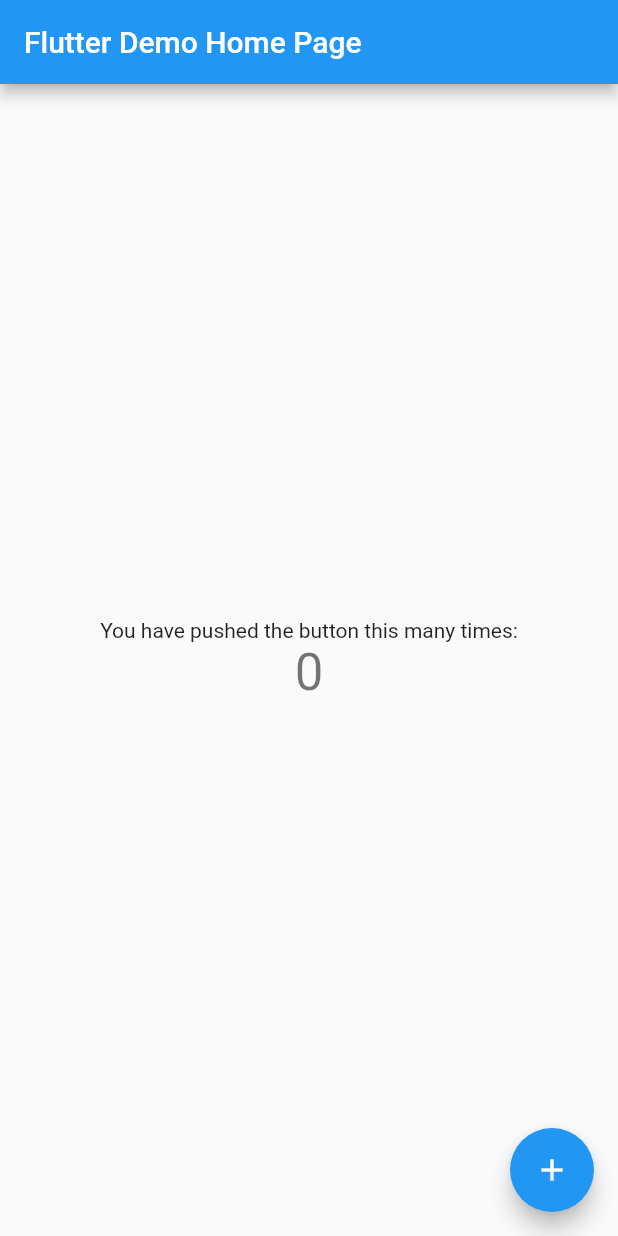
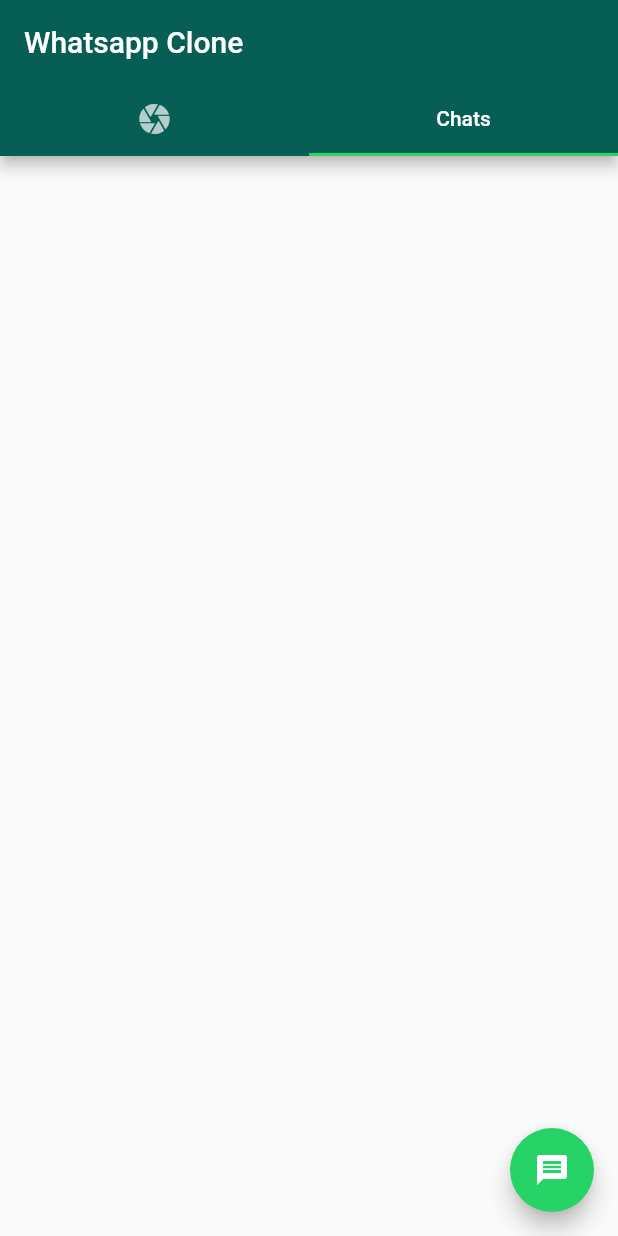
Before and after one commit to MrBuluc/Whatsapp-Clone, a Flutter app: the screen it shows after launch, on a phone screen of 412 x 824 dp. Run offline on Flutter 3.47's test engine with Material 2 defaults, Android fonts, the phone set to English and light mode, and no system bars.

Commit message:
completed Home Page tabs

```diff
--- a/lib/main.dart
+++ b/lib/main.dart
@@ -1,4 +1,5 @@
 import 'package:flutter/material.dart';
+import 'package:whatsapp_clone/ui/home_page/home_page.dart';
 
 void main() {
   runApp(const MyApp());
@@ -7,109 +8,15 @@
 class MyApp extends StatelessWidget {
   const MyApp({super.key});
 
-  // This widget is the root of your application.
   @override
   Widget build(BuildContext context) {
     return MaterialApp(
-      title: 'Flutter Demo',
+      title: 'WhatsApp Clone',
       theme: ThemeData(
-        // This is the theme of your application.
-        //
-        // Try running your application with "flutter run". You'll see the
-        // application has a blue toolbar. Then, without quitting the app, try
-        // changing the primarySwatch below to Colors.green and then invoke
-        // "hot reload" (press "r" in the console where you ran "flutter run",
-        // or simply save your changes to "hot reload" in a Flutter IDE).
-        // Notice that the counter didn't reset back to zero; the application
-        // is not restarted.
-        primarySwatch: Colors.blue,
-      ),
-      home: const MyHomePage(title: 'Flutter Demo Home Page'),
+          colorScheme: ColorScheme.fromSwatch().copyWith(
+              primary: const Color(0xff075E54),
+              secondary: const Color(0xff25D366))),
+      home: const HomePage(),
     );
   }
 }
-
-class MyHomePage extends StatefulWidget {
-  const MyHomePage({super.key, required this.title});
-
-  // This widget is the home page of your application. It is stateful, meaning
-  // that it has a State object (defined below) that contains fields that affect
-  // how it looks.
-
-  // This class is the configuration for the state. It holds the values (in this
-  // case the title) provided by the parent (in this case the App widget) and
-  // used by the build method of the State. Fields in a Widget subclass are
-  // always marked "final".
-
-  final String title;
-
-  @override
-  State<MyHomePage> createState() => _MyHomePageState();
-}
-
-class _MyHomePageState extends State<MyHomePage> {
-  int _counter = 0;
-
-  void _incrementCounter() {
-    setState(() {
-      // This call to setState tells the Flutter framework that something has
-      // changed in this State, which causes it to rerun the build method below
-      // so that the display can reflect the updated values. If we changed
-      // _counter without calling setState(), then the build method would not be
-      // called again, and so nothing would appear to happen.
-      _counter++;
-    });
-  }
-
-  @override
-  Widget build(BuildContext context) {
-    // This method is rerun every time setState is called, for instance as done
-    // by the _incrementCounter method above.
-    //
-    // The Flutter framework has been optimized to make rerunning build methods
-    // fast, so that you can just rebuild anything that needs updating rather
-    // than having to individually change instances of widgets.
-    return Scaffold(
-      appBar: AppBar(
-        // Here we take the value from the MyHomePage object that was created by
-        // the App.build method, and use it to set our appbar title.
-        title: Text(widget.title),
-      ),
-      body: Center(
-        // Center is a layout widget. It takes a single child and positions it
-        // in the middle of the parent.
-        child: Column(
-          // Column is also a layout widget. It takes a list of children and
-          // arranges them vertically. By default, it sizes itself to fit its
-          // children horizontally, and tries to be as tall as its parent.
-          //
-          // Invoke "debug painting" (press "p" in the console, choose the
-          // "Toggle Debug Paint" action from the Flutter Inspector in Android
-          // Studio, or the "Toggle Debug Paint" command in Visual Studio Code)
-          // to see the wireframe for each widget.
-          //
-          // Column has various properties to control how it sizes itself and
-          // how it positions its children. Here we use mainAxisAlignment to
-          // center the children vertically; the main axis here is the vertical
-          // axis because Columns are vertical (the cross axis would be
-          // horizontal).
-          mainAxisAlignment: MainAxisAlignment.center,
-          children: <Widget>[
-            const Text(
-              'You have pushed the button this many times:',
-            ),
-            Text(
-              '$_counter',
-              style: Theme.of(context).textTheme.headline4,
-            ),
-          ],
-        ),
-      ),
-      floatingActionButton: FloatingActionButton(
-        onPressed: _incrementCounter,
-        tooltip: 'Increment',
-        child: const Icon(Icons.add),
-      ), // This trailing comma makes auto-formatting nicer for build methods.
-    );
-  }
-}
--- /dev/null
+++ b/lib/ui/home_page/camera_page.dart
@@ -0,0 +1,10 @@
+import 'package:flutter/material.dart';
+
+class CameraPage extends StatelessWidget {
+  const CameraPage({Key? key}) : super(key: key);
+
+  @override
+  Widget build(BuildContext context) {
+    return Container();
+  }
+}
--- /dev/null
+++ b/lib/ui/home_page/chats_page.dart
@@ -0,0 +1,15 @@
+import 'package:flutter/material.dart';
+
+class ChatsPage extends StatefulWidget {
+  const ChatsPage({Key? key}) : super(key: key);
+
+  @override
+  State<ChatsPage> createState() => _ChatsPageState();
+}
+
+class _ChatsPageState extends State<ChatsPage> {
+  @override
+  Widget build(BuildContext context) {
+    return Container();
+  }
+}
--- /dev/null
+++ b/lib/ui/home_page/home_page.dart
@@ -0,0 +1,57 @@
+import 'package:flutter/material.dart';
+import 'package:whatsapp_clone/ui/home_page/camera_page.dart';
+import 'package:whatsapp_clone/ui/home_page/chats_page.dart';
+
+class HomePage extends StatefulWidget {
+  const HomePage({Key? key}) : super(key: key);
+
+  @override
+  State<HomePage> createState() => _HomePageState();
+}
+
+class _HomePageState extends State<HomePage>
+    with SingleTickerProviderStateMixin {
+  late TabController tabController;
+
+  bool showMessage = true;
+
+  @override
+  void initState() {
+    tabController = TabController(length: 2, vsync: this, initialIndex: 1);
+    tabController.addListener(() {
+      showMessage = tabController.index != 0;
+      setState(() {});
+    });
+    super.initState();
+  }
+
+  @override
+  Widget build(BuildContext context) {
+    return Scaffold(
+      appBar: AppBar(
+        title: const Text("Whatsapp Clone"),
+        bottom: TabBar(
+          controller: tabController,
+          tabs: const [
+            Tab(
+              icon: Icon(Icons.camera),
+            ),
+            Tab(
+              text: "Chats",
+            ),
+          ],
+        ),
+      ),
+      floatingActionButton: showMessage
+          ? FloatingActionButton(
+              child: const Icon(Icons.message),
+              onPressed: () {},
+            )
+          : null,
+      body: TabBarView(
+        controller: tabController,
+        children: const [CameraPage(), ChatsPage()],
+      ),
+    );
+  }
+}
```
Also changed, not shown: 1 other file.
